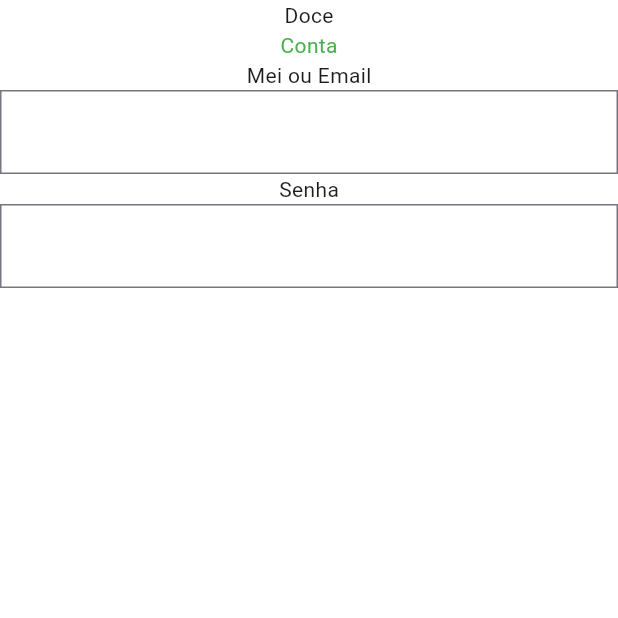
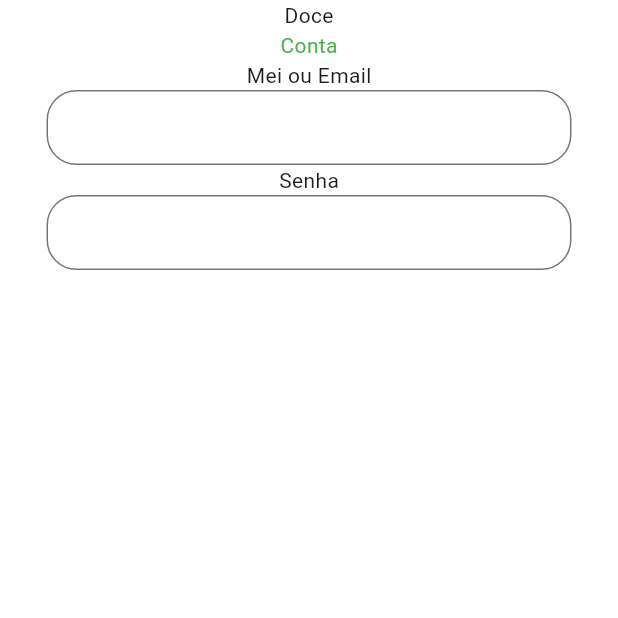
Before and after one commit to PHV00/doce_conta, a Flutter app: the screen it shows after launch, on a phone screen of 412 x 824 dp, the top half of it. Run offline on Flutter 3.47's test engine with Material 3 defaults, Android fonts, the light colour scheme and no system bars.

Commit message:
style: Create the register's input Style the input's height Align the widgets

```diff
--- a/doce_conta/lib/screens/register.dart
+++ b/doce_conta/lib/screens/register.dart
@@ -1,4 +1,6 @@
 import 'package:flutter/material.dart';
+import '../widgets/text_field.dart';
+import '../widgets/button.dart';
 
 void main(){
   runApp(const RegisterScreen());
@@ -23,17 +25,17 @@ class _RegisterScreenState extends State<RegisterScreen> {
               //FAZER OS INPUTS COMO UM WIDGET
               Text("Doce"),
               Text("Conta", style: TextStyle(color: Colors.green)),
-              Text("Mei ou Email"),
-              TextField(
-                decoration: InputDecoration(
-                  border: OutlineInputBorder(borderRadius: BorderRadius.all(Radius.circular(CircularProgressIndicator.strokeAlignCenter))),
-                ),
+              Column(
+                children: [
+                  Text("Mei ou Email"),
+                  RegisterInput()
+                ],
               ),
-              Text("Senha"),
-              TextField(
-                decoration: InputDecoration(
-                  border: OutlineInputBorder(borderRadius: BorderRadius.all(Radius.circular(CircularProgressIndicator.strokeAlignCenter)))
-                ),
+              Column(
+                children: [
+                  Text("Senha"),
+                  RegisterInput()
+                ],
               )
             ],
           )
--- /dev/null
+++ b/doce_conta/lib/widgets/button.dart
@@ -0,0 +1,15 @@
+import 'package:flutter/material.dart';
+
+class ButtonWidget extends StatefulWidget {
+  const ButtonWidget({super.key});
+
+  @override
+  State<ButtonWidget> createState() => _ButtonWidgetState();
+}
+
+class _ButtonWidgetState extends State<ButtonWidget> {
+  @override
+  Widget build(BuildContext context) {
+    return const Placeholder();
+  }
+}
--- /dev/null
+++ b/doce_conta/lib/widgets/text_field.dart
@@ -0,0 +1,26 @@
+import 'package:flutter/material.dart';
+
+class RegisterInput extends StatefulWidget {
+  const RegisterInput({super.key});
+
+  @override
+  State<RegisterInput> createState() => _RegisterInputState();
+}
+
+class _RegisterInputState extends State<RegisterInput> {
+  @override
+  Widget build(BuildContext context) {
+    return SizedBox(
+      width: 350,
+      child: TextField(
+        decoration: InputDecoration(
+          border: OutlineInputBorder(
+            borderRadius: BorderRadius.circular(20)
+          ),
+        ),
+        style: const TextStyle(fontSize: 12),
+        maxLines: 1,
+      ),
+    );
+  }
+}
```
